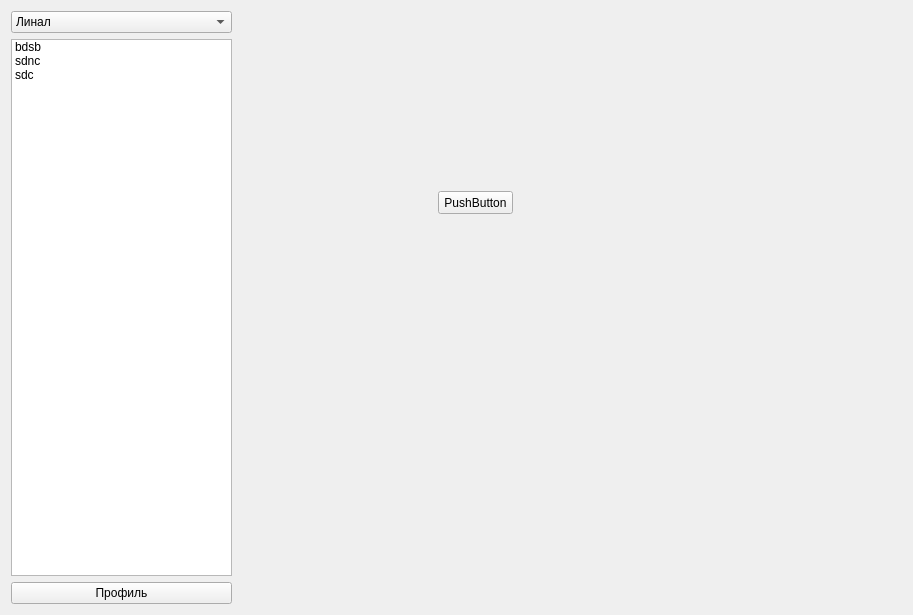
Qt form resources/templates/generator.ui (ventanolemon/Generator) before a commit.
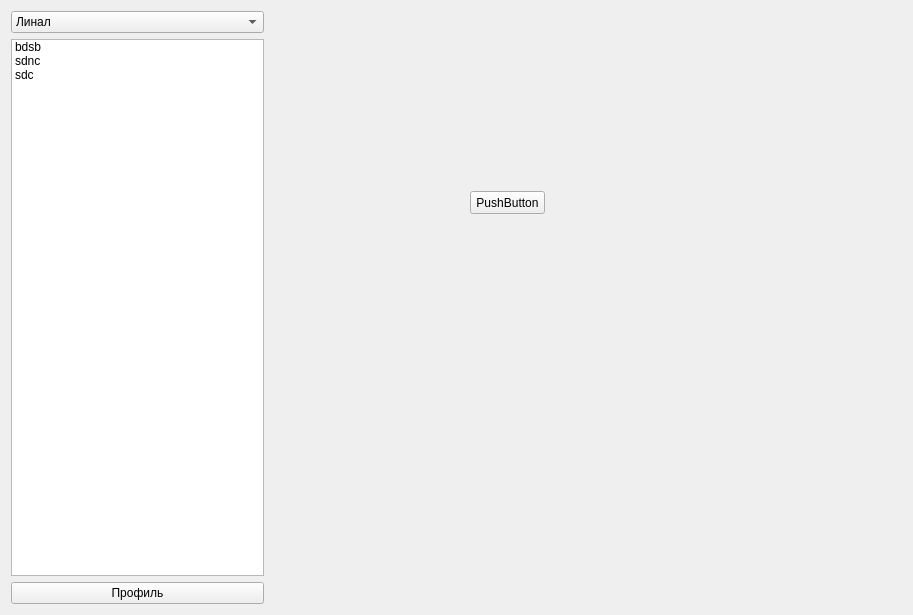
The same form after that commit.

What changed in the file:
```diff
--- a/resources/templates/generator.ui
+++ b/resources/templates/generator.ui
@@ -15,7 +15,7 @@
   </property>
   <layout class="QGridLayout" name="gridLayout_2">
    <item row="0" column="0">
-    <layout class="QGridLayout" name="gridLayout" rowstretch="1,5,1" columnstretch="1,3">
+    <layout class="QGridLayout" name="gridLayout" rowstretch="1,5,1" columnstretch="2,5">
      <item row="1" column="0">
       <widget class="QListWidget" name="type">
        <item>
```
